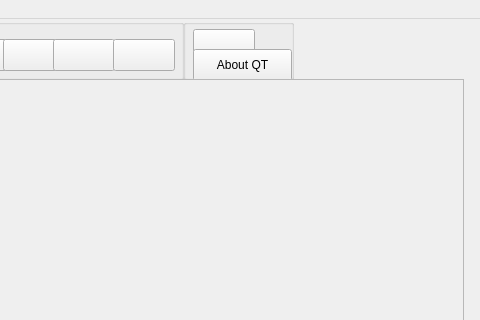
Old version of the form pintor3.ui in the repository Giovannirg/Pintor3; both pictures show x 527 to 1007 and y 0 to 320 of the 1007 by 751 pixel window.
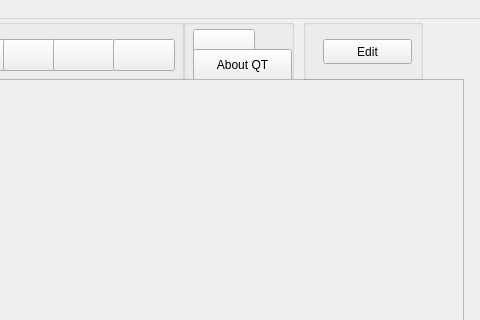
New version of the form. Icons and pictures are not drawn.

Commit message: Add UI element that calls color edit window

Patch:
```diff
--- a/pintor3.ui
+++ b/pintor3.ui
@@ -381,6 +381,32 @@
      </widget>
     </widget>
    </widget>
+   <widget class="QGroupBox" name="groupBox_5">
+    <property name="geometry">
+     <rect>
+      <x>830</x>
+      <y>0</y>
+      <width>120</width>
+      <height>61</height>
+     </rect>
+    </property>
+    <property name="title">
+     <string/>
+    </property>
+    <widget class="QPushButton" name="btnColorEdit">
+     <property name="geometry">
+      <rect>
+       <x>20</x>
+       <y>20</y>
+       <width>89</width>
+       <height>25</height>
+      </rect>
+     </property>
+     <property name="text">
+      <string>Edit</string>
+     </property>
+    </widget>
+   </widget>
   </widget>
   <widget class="QMenuBar" name="menubar">
    <property name="geometry">
```
The commit also changes 4 other files.
